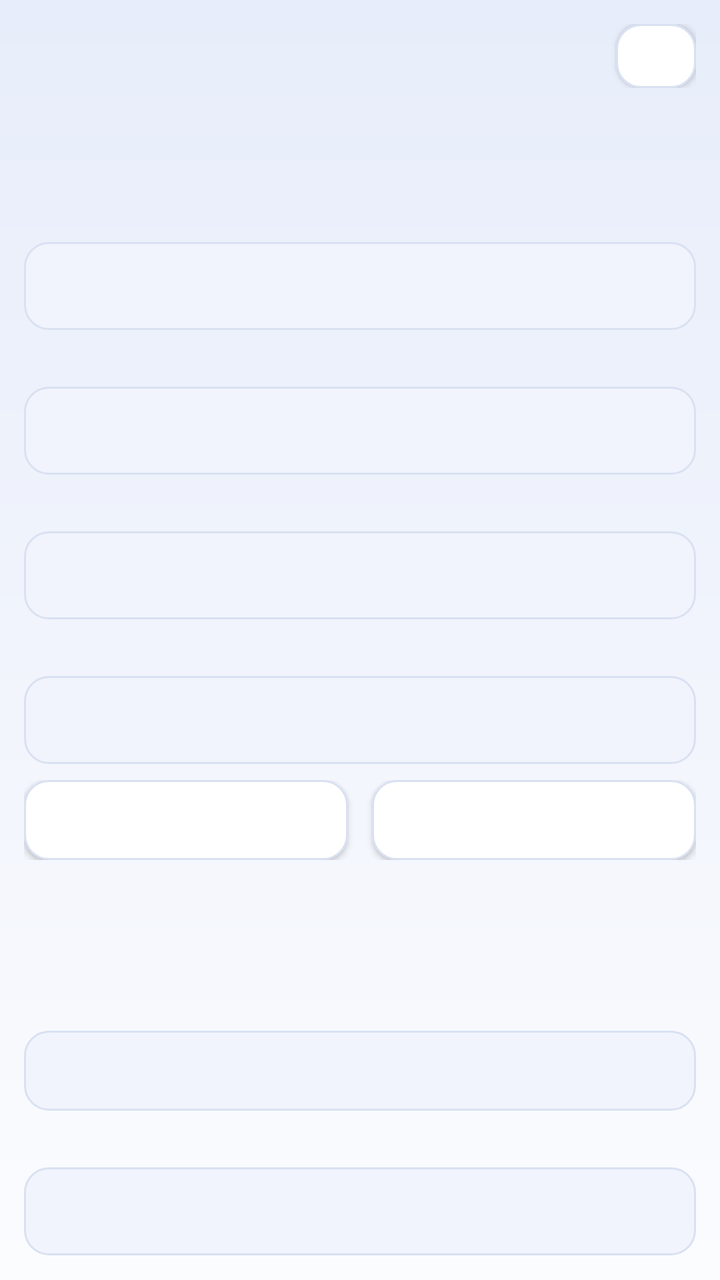
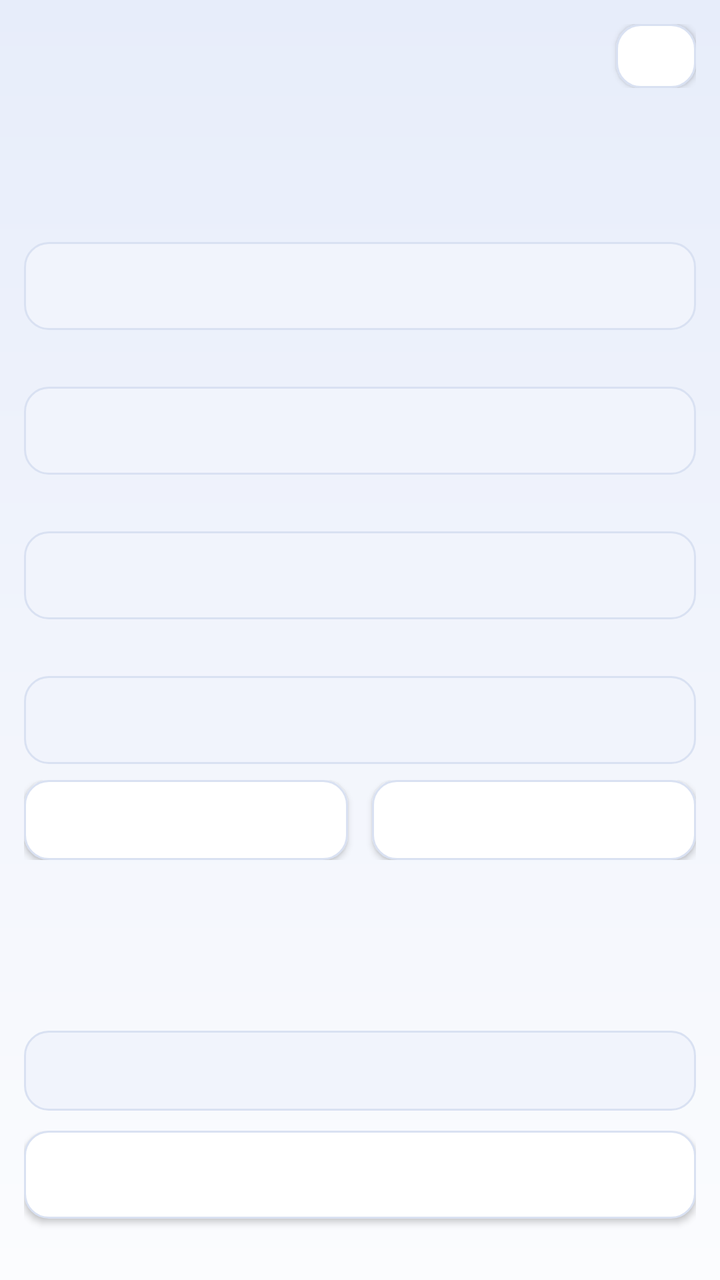

The first picture is an Android layout as it rendered before a commit; the second is the same layout after the commit. The layout source and the unified diff follow.
<!-- AndroidManifest.xml: application theme AppTheme -->
<!-- res/layout/activity_openai_settings.xml -->
<?xml version="1.0" encoding="utf-8"?>
<LinearLayout xmlns:android="http://schemas.android.com/apk/res/android"
    android:layout_width="match_parent"
    android:layout_height="match_parent"
    android:background="@drawable/bg_aurora"
    android:fitsSystemWindows="true"
    android:orientation="vertical"
    android:padding="12dp">

    <LinearLayout
        android:layout_width="match_parent"
        android:layout_height="wrap_content"
        android:gravity="center_vertical"
        android:orientation="horizontal">

        <TextView
            android:id="@+id/text_ai_title"
            android:layout_width="0dp"
            android:layout_height="wrap_content"
            android:layout_weight="1"
            android:textColor="@color/text_primary"
            android:textSize="16sp"
            android:textStyle="bold" />

        <Button
            android:id="@+id/btn_ai_close"
            style="@style/SettingsButton"
            android:layout_width="40dp"
            android:layout_height="32dp"
            android:minWidth="0dp"
            android:paddingStart="0dp"
            android:paddingEnd="0dp"
            android:textSize="14sp" />
    </LinearLayout>

    <TextView
        android:id="@+id/text_ai_desc"
        android:layout_width="match_parent"
        android:layout_height="wrap_content"
        android:paddingTop="4dp"
        android:paddingBottom="8dp"
        android:textColor="@color/text_secondary"
        android:textSize="12sp" />

    <ScrollView
        android:layout_width="match_parent"
        android:layout_height="0dp"
        android:layout_weight="1"
        android:overScrollMode="never"
        android:scrollbars="none">

        <LinearLayout
            android:layout_width="match_parent"
            android:layout_height="wrap_content"
            android:orientation="vertical">

            
            <TextView
                android:id="@+id/label_ai_section_basic"
                style="@style/SettingsLabel"
                android:textStyle="bold" />

            <TextView
                android:id="@+id/label_ai_name"
                style="@style/SettingsLabel"
                android:layout_marginTop="8dp"
                android:labelFor="@id/edit_ai_name" />

            <EditText
                android:id="@+id/edit_ai_name"
                android:layout_width="match_parent"
                android:layout_height="wrap_content"
                android:background="@drawable/field_aurora"
                android:importantForAutofill="no"
                android:inputType="text"
                android:minHeight="44dp"
                android:paddingStart="12dp"
                android:paddingEnd="12dp"
                android:singleLine="true"
                android:textColor="@color/text_primary"
                android:textColorHint="@color/text_secondary"
                android:textSize="14sp" />

            <TextView
                android:id="@+id/label_ai_base_url"
                style="@style/SettingsLabel"
                android:layout_marginTop="8dp"
                android:labelFor="@id/edit_ai_base_url" />

            <EditText
                android:id="@+id/edit_ai_base_url"
                android:layout_width="match_parent"
                android:layout_height="wrap_content"
                android:background="@drawable/field_aurora"
                android:importantForAutofill="no"
                android:inputType="textUri"
                android:minHeight="44dp"
                android:paddingStart="12dp"
                android:paddingEnd="12dp"
                android:singleLine="true"
                android:textColor="@color/text_primary"
                android:textColorHint="@color/text_secondary"
                android:textSize="14sp" />

            <TextView
                android:id="@+id/label_ai_api_key"
                style="@style/SettingsLabel"
                android:layout_marginTop="8dp"
                android:labelFor="@id/edit_ai_api_key" />

            <EditText
                android:id="@+id/edit_ai_api_key"
                android:layout_width="match_parent"
                android:layout_height="wrap_content"
                android:background="@drawable/field_aurora"
                android:importantForAutofill="no"
                android:inputType="textPassword"
                android:saveEnabled="false"
                android:minHeight="44dp"
                android:paddingStart="12dp"
                android:paddingEnd="12dp"
                android:singleLine="true"
                android:textColor="@color/text_primary"
                android:textColorHint="@color/text_secondary"
                android:textSize="14sp" />

            <TextView
                android:id="@+id/label_ai_model"
                style="@style/SettingsLabel"
                android:layout_marginTop="8dp"
                android:labelFor="@id/edit_ai_model" />

            <EditText
                android:id="@+id/edit_ai_model"
                android:layout_width="match_parent"
                android:layout_height="wrap_content"
                android:background="@drawable/field_aurora"
                android:importantForAutofill="no"
                android:inputType="text"
                android:minHeight="44dp"
                android:paddingStart="12dp"
                android:paddingEnd="12dp"
                android:singleLine="true"
                android:textColor="@color/text_primary"
                android:textColorHint="@color/text_secondary"
                android:textSize="14sp" />

            <LinearLayout
                android:layout_width="match_parent"
                android:layout_height="wrap_content"
                android:layout_marginTop="8dp"
                android:orientation="horizontal">

                <Button
                    android:id="@+id/btn_ai_fetch_models"
                    style="@style/SettingsButton"
                    android:layout_width="0dp"
                    android:layout_height="40dp"
                    android:layout_marginEnd="6dp"
                    android:layout_weight="1" />

                <Button
                    android:id="@+id/btn_ai_test"
                    style="@style/SettingsButton"
                    android:layout_width="0dp"
                    android:layout_height="40dp"
                    android:layout_marginStart="6dp"
                    android:layout_weight="1" />
            </LinearLayout>

            <TextView
                android:id="@+id/text_ai_hint"
                android:layout_width="match_parent"
                android:layout_height="wrap_content"
                android:layout_marginTop="4dp"
                android:singleLine="false"
                android:textColor="@color/text_secondary"
                android:textSize="11sp" />

            
            <TextView
                android:id="@+id/label_ai_section_prompt"
                style="@style/SettingsLabel"
                android:layout_marginTop="14dp"
                android:textStyle="bold" />

            <TextView
                android:id="@+id/label_ai_target"
                style="@style/SettingsLabel"
                android:layout_marginTop="8dp"
                android:labelFor="@id/spinner_ai_target" />

            <Spinner
                android:id="@+id/spinner_ai_target"
                android:layout_width="match_parent"
                android:layout_height="40dp"
                android:layout_marginTop="4dp"
                android:background="@drawable/field_aurora"
                android:paddingStart="12dp"
                android:paddingEnd="12dp"
                android:spinnerMode="dropdown" />

            <TextView
                android:id="@+id/label_ai_target_custom"
                style="@style/SettingsLabel"
                android:layout_marginTop="8dp"
                android:labelFor="@id/edit_ai_target_custom" />

            <EditText
                android:id="@+id/edit_ai_target_custom"
                android:layout_width="match_parent"
                android:layout_height="wrap_content"
                android:background="@drawable/field_aurora"
                android:importantForAutofill="no"
                android:inputType="text"
                android:minHeight="44dp"
                android:paddingStart="12dp"
                android:paddingEnd="12dp"
                android:singleLine="true"
                android:textColor="@color/text_primary"
                android:textColorHint="@color/text_secondary"
                android:textSize="14sp" />

            <TextView
                android:id="@+id/label_ai_system"
                style="@style/SettingsLabel"
                android:layout_marginTop="8dp"
                android:labelFor="@id/edit_ai_system" />

            <EditText
                android:id="@+id/edit_ai_system"
                android:layout_width="match_parent"
                android:layout_height="wrap_content"
                android:background="@drawable/field_aurora"
                android:gravity="top|start"
                android:importantForAutofill="no"
                android:inputType="textMultiLine"
                android:maxLines="8"
                android:minLines="2"
                android:padding="12dp"
                android:textColor="@color/text_primary"
                android:textColorHint="@color/text_secondary"
                android:textSize="13sp" />

            <TextView
                android:id="@+id/label_ai_user"
                style="@style/SettingsLabel"
                android:layout_marginTop="8dp"
                android:labelFor="@id/edit_ai_user" />

            <EditText
                android:id="@+id/edit_ai_user"
                android:layout_width="match_parent"
                android:layout_height="wrap_content"
                android:background="@drawable/field_aurora"
                android:gravity="top|start"
                android:importantForAutofill="no"
                android:inputType="textMultiLine"
                android:maxLines="8"
                android:minLines="2"
                android:padding="12dp"
                android:textColor="@color/text_primary"
                android:textColorHint="@color/text_secondary"
                android:textSize="13sp" />

            <Button
                android:id="@+id/btn_ai_prompt_reset"
                style="@style/SettingsButton"
                android:layout_width="match_parent"
                android:layout_height="40dp"
                android:layout_marginTop="6dp" />

            
            <TextView
                android:id="@+id/label_ai_section_params"
                style="@style/SettingsLabel"
                android:layout_marginTop="14dp"
                android:textStyle="bold" />

            <TextView
                android:id="@+id/label_ai_temperature"
                style="@style/SettingsLabel"
                android:layout_marginTop="8dp"
                android:labelFor="@id/edit_ai_temperature" />

            <EditText
                android:id="@+id/edit_ai_temperature"
                android:layout_width="match_parent"
                android:layout_height="wrap_content"
                android:background="@drawable/field_aurora"
                android:importantForAutofill="no"
                android:inputType="numberDecimal"
                android:minHeight="44dp"
                android:paddingStart="12dp"
                android:paddingEnd="12dp"
                android:singleLine="true"
                android:textColor="@color/text_primary"
                android:textColorHint="@color/text_secondary"
                android:textSize="14sp" />

            <TextView
                android:id="@+id/label_ai_top_p"
                style="@style/SettingsLabel"
                android:layout_marginTop="8dp"
                android:labelFor="@id/edit_ai_top_p" />

            <EditText
                android:id="@+id/edit_ai_top_p"
                android:layout_width="match_parent"
                android:layout_height="wrap_content"
                android:background="@drawable/field_aurora"
                android:importantForAutofill="no"
                android:inputType="numberDecimal"
                android:minHeight="44dp"
                android:paddingStart="12dp"
                android:paddingEnd="12dp"
                android:singleLine="true"
                android:textColor="@color/text_primary"
                android:textColorHint="@color/text_secondary"
                android:textSize="14sp" />

            <TextView
                android:id="@+id/label_ai_max_tokens"
                style="@style/SettingsLabel"
                android:layout_marginTop="8dp"
                android:labelFor="@id/edit_ai_max_tokens" />

            <EditText
                android:id="@+id/edit_ai_max_tokens"
                android:layout_width="match_parent"
                android:layout_height="wrap_content"
                android:background="@drawable/field_aurora"
                android:importantForAutofill="no"
                android:inputType="number"
                android:minHeight="44dp"
                android:paddingStart="12dp"
                android:paddingEnd="12dp"
                android:singleLine="true"
                android:textColor="@color/text_primary"
                android:textColorHint="@color/text_secondary"
                android:textSize="14sp" />

            
            <TextView
                android:id="@+id/label_ai_section_advanced"
                style="@style/SettingsLabel"
                android:layout_marginTop="14dp"
                android:textStyle="bold" />

            <TextView
                android:id="@+id/label_ai_chat_path"
                style="@style/SettingsLabel"
                android:layout_marginTop="8dp"
                android:labelFor="@id/edit_ai_chat_path" />

            <EditText
                android:id="@+id/edit_ai_chat_path"
                android:layout_width="match_parent"
                android:layout_height="wrap_content"
                android:background="@drawable/field_aurora"
                android:importantForAutofill="no"
                android:inputType="textUri"
                android:minHeight="44dp"
                android:paddingStart="12dp"
                android:paddingEnd="12dp"
                android:singleLine="true"
                android:textColor="@color/text_primary"
                android:textColorHint="@color/text_secondary"
                android:textSize="14sp" />

            <TextView
                android:id="@+id/label_ai_models_path"
                style="@style/SettingsLabel"
                android:layout_marginTop="8dp"
                android:labelFor="@id/edit_ai_models_path" />

            <EditText
                android:id="@+id/edit_ai_models_path"
                android:layout_width="match_parent"
                android:layout_height="wrap_content"
                android:background="@drawable/field_aurora"
                android:importantForAutofill="no"
                android:inputType="textUri"
                android:minHeight="44dp"
                android:paddingStart="12dp"
                android:paddingEnd="12dp"
                android:singleLine="true"
                android:textColor="@color/text_primary"
                android:textColorHint="@color/text_secondary"
                android:textSize="14sp" />

            <TextView
                android:id="@+id/label_ai_response_path"
                style="@style/SettingsLabel"
                android:layout_marginTop="8dp"
                android:labelFor="@id/edit_ai_response_path" />

            <EditText
                android:id="@+id/edit_ai_response_path"
                android:layout_width="match_parent"
                android:layout_height="wrap_content"
                android:background="@drawable/field_aurora"
                android:importantForAutofill="no"
                android:inputType="text"
                android:minHeight="44dp"
                android:paddingStart="12dp"
                android:paddingEnd="12dp"
                android:singleLine="true"
                android:textColor="@color/text_primary"
                android:textColorHint="@color/text_secondary"
                android:textSize="14sp" />

            <TextView
                android:id="@+id/label_ai_timeout"
                style="@style/SettingsLabel"
                android:layout_marginTop="8dp"
                android:labelFor="@id/edit_ai_timeout" />

            <EditText
                android:id="@+id/edit_ai_timeout"
                android:layout_width="match_parent"
                android:layout_height="wrap_content"
                android:background="@drawable/field_aurora"
                android:importantForAutofill="no"
                android:inputType="number"
                android:minHeight="44dp"
                android:paddingStart="12dp"
                android:paddingEnd="12dp"
                android:singleLine="true"
                android:textColor="@color/text_primary"
                android:textColorHint="@color/text_secondary"
                android:textSize="14sp" />

            <TextView
                android:id="@+id/label_ai_headers"
                style="@style/SettingsLabel"
                android:layout_marginTop="8dp"
                android:labelFor="@id/edit_ai_headers" />

            <EditText
                android:id="@+id/edit_ai_headers"
                android:layout_width="match_parent"
                android:layout_height="wrap_content"
                android:background="@drawable/field_aurora"
                android:gravity="top|start"
                android:importantForAutofill="no"
                android:inputType="textMultiLine"
                android:maxLines="6"
                android:minLines="2"
                android:padding="12dp"
                android:textColor="@color/text_primary"
                android:textColorHint="@color/text_secondary"
                android:textSize="13sp" />

            <TextView
                android:id="@+id/label_ai_extra_json"
                style="@style/SettingsLabel"
                android:layout_marginTop="8dp"
                android:labelFor="@id/edit_ai_extra_json" />

            <EditText
                android:id="@+id/edit_ai_extra_json"
                android:layout_width="match_parent"
                android:layout_height="wrap_content"
                android:background="@drawable/field_aurora"
                android:gravity="top|start"
                android:importantForAutofill="no"
                android:inputType="textMultiLine"
                android:maxLines="8"
                android:minLines="3"
                android:padding="12dp"
                android:textColor="@color/text_primary"
                android:textColorHint="@color/text_secondary"
                android:textSize="13sp" />

            <TextView
                android:id="@+id/text_ai_footer"
                android:layout_width="match_parent"
                android:layout_height="wrap_content"
                android:layout_marginTop="10dp"
                android:singleLine="false"
                android:textColor="@color/text_secondary"
                android:textSize="11sp" />
        </LinearLayout>
    </ScrollView>
</LinearLayout>
<!-- resources referenced by this layout -->
<resources>
  <color name="text_primary">#1A1F2B</color>
  <color name="text_secondary">#5A6474</color>
  <!-- drawable bg_aurora (drawable) -->
  <?xml version="1.0" encoding="utf-8"?>
  <layer-list xmlns:android="http://schemas.android.com/apk/res/android">
      <item>
          <shape android:shape="rectangle">
              <gradient
                  android:angle="270"
                  android:startColor="@color/aurora_bg_top"
                  android:centerColor="@color/aurora_bg_mid"
                  android:endColor="@color/aurora_bg_bottom" />
          </shape>
      </item>
  </layer-list>
  <!-- drawable field_aurora (drawable) -->
  <?xml version="1.0" encoding="utf-8"?>
  <selector xmlns:android="http://schemas.android.com/apk/res/android">
      <item android:state_focused="true">
          <shape android:shape="rectangle">
              <solid android:color="@color/field_bg" />
              <corners android:radius="12dp" />
              <stroke
                  android:width="1.5dp"
                  android:color="@color/aurora_cyan" />
          </shape>
      </item>
      <item>
          <shape android:shape="rectangle">
              <solid android:color="@color/field_bg" />
              <corners android:radius="12dp" />
              <stroke
                  android:width="1dp"
                  android:color="@color/card_stroke" />
          </shape>
      </item>
  </selector>
  <style name="SettingsButton">
          <item name="android:layout_width">match_parent</item>
          <item name="android:layout_height">44dp</item>
          <item name="android:background">@drawable/btn_aurora_secondary</item>
          <item name="android:textColor">@color/text_primary</item>
          <item name="android:textSize">13sp</item>
          <item name="android:gravity">center</item>
      </style>
  <style name="SettingsLabel">
          <item name="android:layout_width">match_parent</item>
          <item name="android:layout_height">wrap_content</item>
          <item name="android:textColor">@color/text_secondary</item>
          <item name="android:textSize">12sp</item>
          <item name="android:layout_marginBottom">4dp</item>
      </style>
  <color name="aurora_bg_top">#E7EDFA</color>
  <color name="aurora_bg_mid">#F1F4FC</color>
  <color name="aurora_bg_bottom">#FBFCFE</color>
  <color name="field_bg">#F1F4FC</color>
  <color name="aurora_cyan">#0A7A90</color>
  <color name="card_stroke">#D9E1F2</color>
  <!-- drawable btn_aurora_secondary (drawable) -->
  <?xml version="1.0" encoding="utf-8"?>
  <ripple xmlns:android="http://schemas.android.com/apk/res/android"
      android:color="@color/ripple_on_surface">
      <item>
          <shape android:shape="rectangle">
              <solid android:color="@color/btn_secondary_bg" />
              <corners android:radius="12dp" />
              <stroke
                  android:width="1dp"
                  android:color="@color/card_stroke" />
          </shape>
      </item>
  </ripple>
  <color name="accent">#2F6BE0</color>
  <color name="app_bg">#F5F7FB</color>
  <color name="nav_bar">#1A1F2B</color>
  <style name="AppDialogTheme" parent="@android:style/Theme.Material.Light.Dialog.Alert">
          <item name="android:colorAccent">@color/accent</item>
          <item name="android:colorBackground">@color/app_bg</item>
          <item name="android:textColorPrimary">@color/text_primary</item>
          <item name="android:textColorSecondary">@color/text_secondary</item>
      </style>
  <color name="ripple_on_surface">#1A000000</color>
  <color name="btn_secondary_bg">#FFFFFF</color>
  <!-- unchanged entries left out for length: 1 -->
</resources>

<!-- the commit's change to res/layout/activity_openai_settings.xml (unified diff, before → after) -->
@@ -97,6 +97,7 @@
                 android:minHeight="44dp"
                 android:paddingStart="12dp"
                 android:paddingEnd="12dp"
+                android:saveEnabled="false"
                 android:singleLine="true"
                 android:textColor="@color/text_primary"
                 android:textColorHint="@color/text_secondary"
@@ -483,4 +484,27 @@
                 android:textSize="11sp" />
         </LinearLayout>
     </ScrollView>
+
+    
+    <LinearLayout
+        android:layout_width="match_parent"
+        android:layout_height="wrap_content"
+        android:layout_marginTop="8dp"
+        android:orientation="vertical">
+
+        <Button
+            android:id="@+id/btn_ai_save"
+            style="@style/SettingsButton"
+            android:layout_width="match_parent"
+            android:layout_height="44dp" />
+
+        <TextView
+            android:id="@+id/text_ai_save_hint"
+            android:layout_width="match_parent"
+            android:layout_height="wrap_content"
+            android:layout_marginTop="4dp"
+            android:singleLine="false"
+            android:textColor="@color/text_secondary"
+            android:textSize="11sp" />
+    </LinearLayout>
 </LinearLayout>
